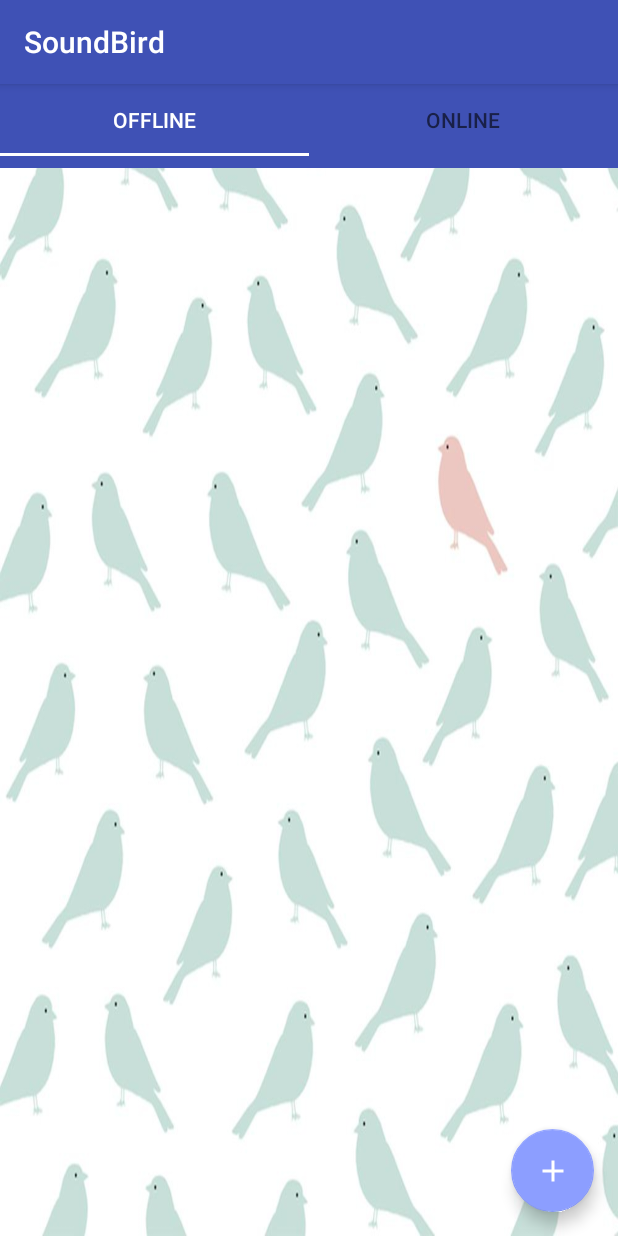
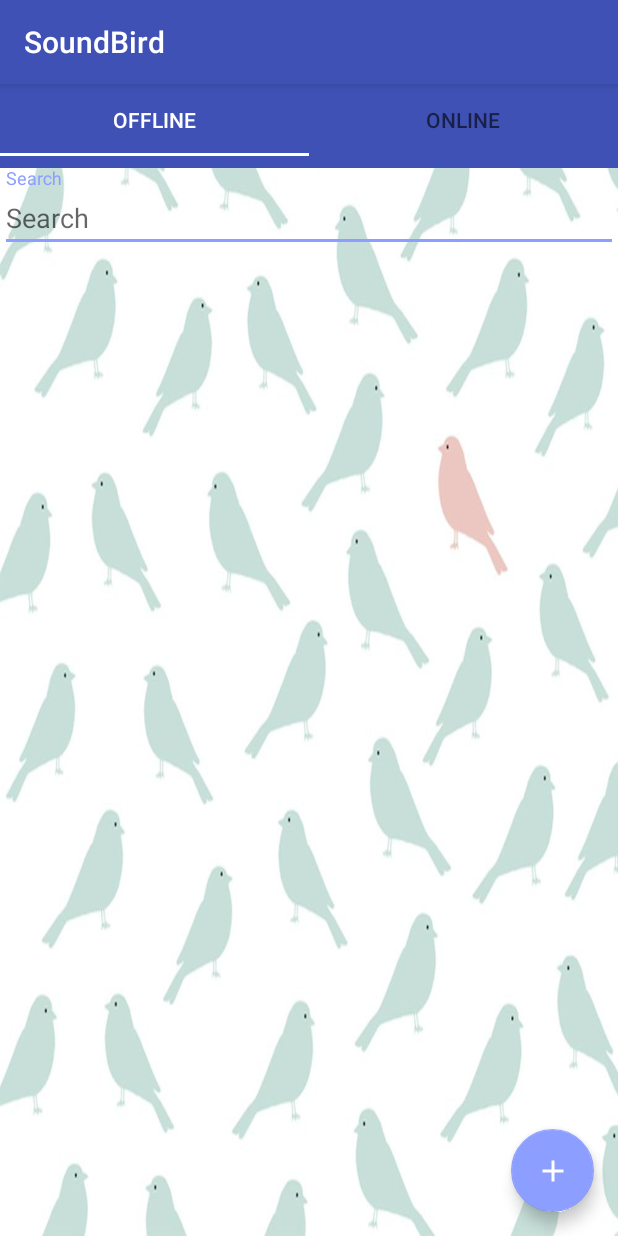
Before and after one commit to BertLeysen-r0622862/Soundbird, an Android app: the screen it shows after launch (MainActivity), on a phone screen of 412 x 824 dp. Run offline under Robolectric (Android 15) with nearby library versions, the phone set to English and light mode, and no system bars; our stand-ins replace ButterKnife, Room's generated code; libraries missing offline, so code that uses them is left out: com.koushikdutta.ion; pictures from the network do not load; 1 statement that could not run was skipped.

Commit message:
searchbar added

```diff
--- a/app/src/main/res/layout/main_layout.xml
+++ b/app/src/main/res/layout/main_layout.xml
@@ -22,6 +22,20 @@
             app:tabSelectedTextColor="@color/white"
             app:tabIndicatorColor="@color/white"
             />
+
+        <android.support.design.widget.TextInputLayout
+            android:id="@+id/search_sound"
+            android:layout_width="match_parent"
+            android:layout_height="wrap_content"
+            android:hint="Search"
+            android:singleLine="true">
+
+            <android.support.design.widget.TextInputEditText
+                android:layout_width="match_parent"
+                android:layout_height="match_parent"
+                android:hint="Search"
+                android:singleLine="true"/>
+        </android.support.design.widget.TextInputLayout>
 
         <android.support.v4.view.ViewPager
             android:id="@+id/pager"
```
